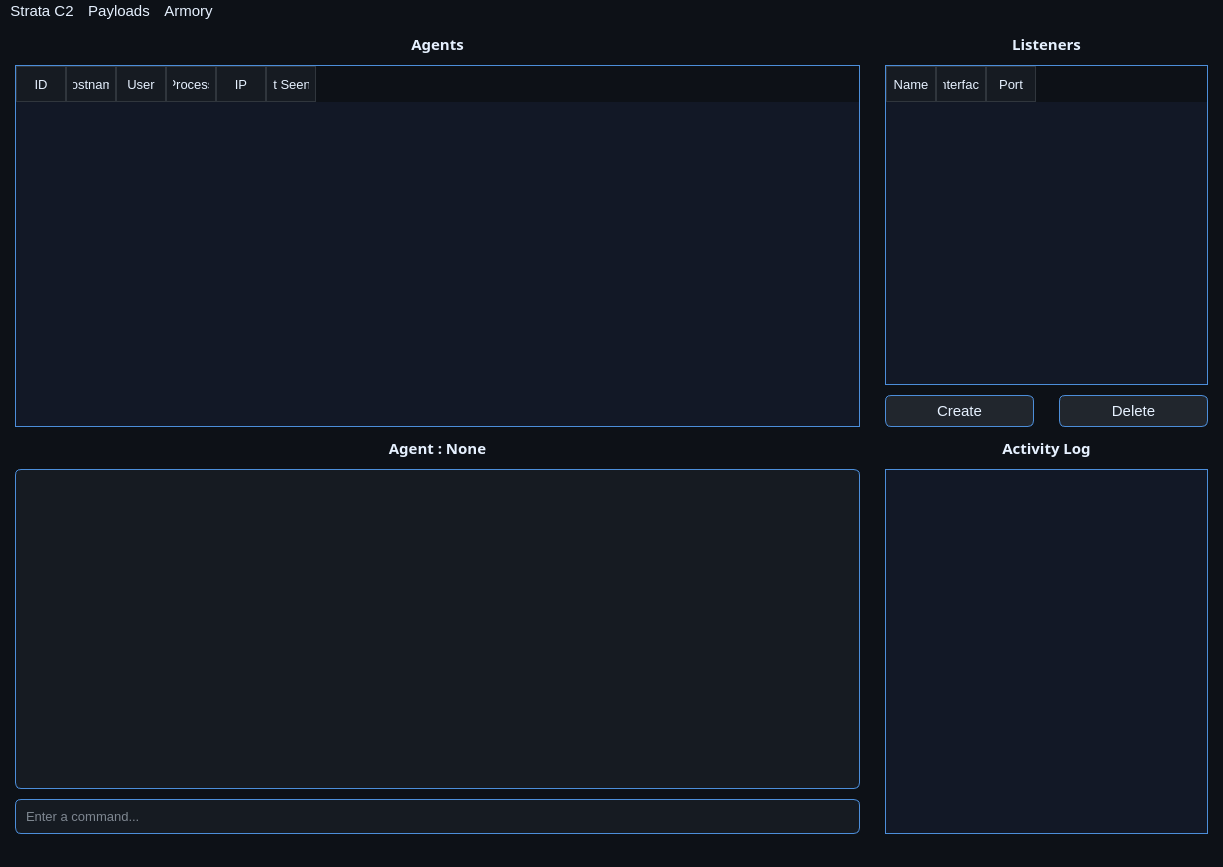
Above: windows/teamserverwindow.ui from 2ptr/StrataC2 before the change. Below: the same form after it.
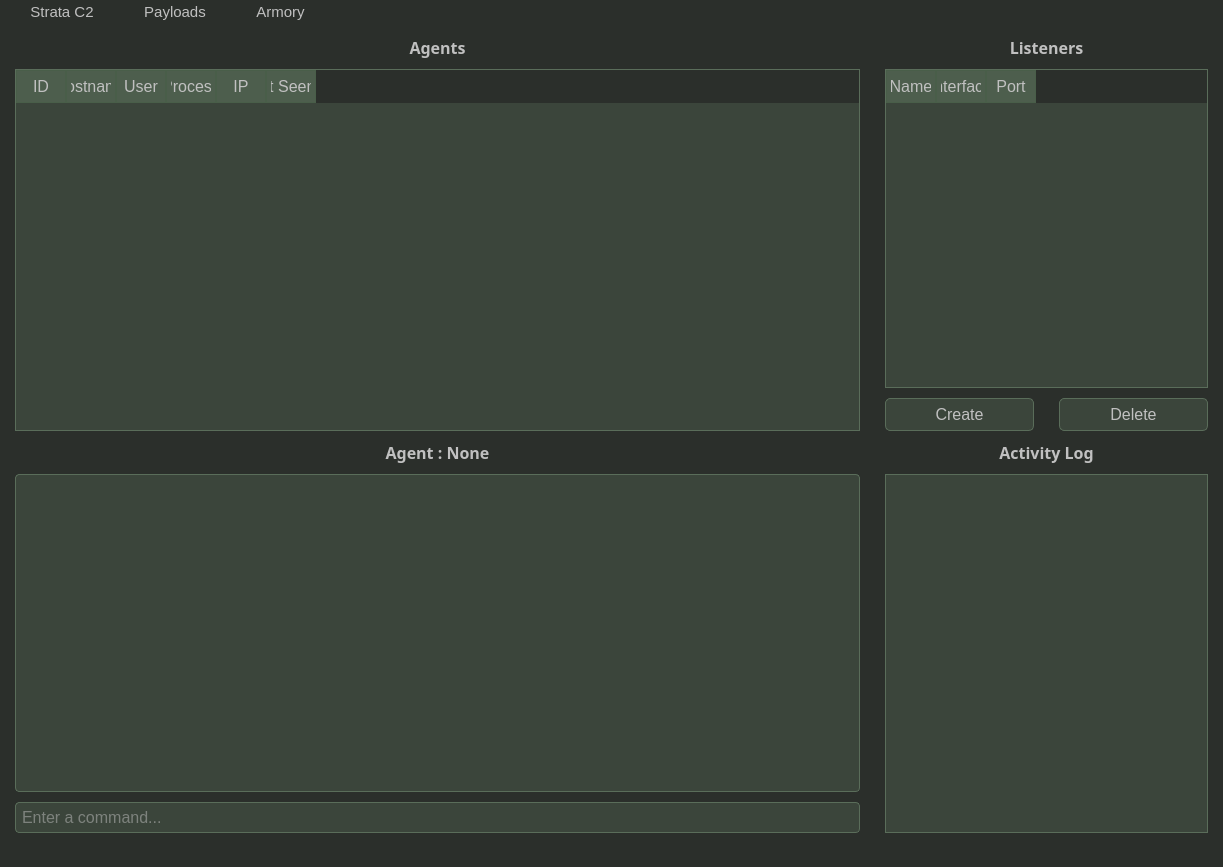
That is the form after the change. Custom widgets are drawn as their Qt base class.

The edit to the form file:
```diff
--- a/windows/teamserverwindow.ui
+++ b/windows/teamserverwindow.ui
@@ -14,212 +14,203 @@
    <string>TeamserverWindow</string>
   </property>
   <property name="styleSheet">
-   <string notr="true">/* GLOBAL FONT &amp; BACKGROUND */
+   <string notr="true">/* === Global Base === */
+* {
+    font-family: &quot;Fira Code&quot;, &quot;Consolas&quot;, monospace;
+    font-size: 12pt;
+    color: #c0c0c0;
+}
+
+/* === Main Window Gradient === */
+QMainWindow {
+    background: qlineargradient(x1:0, y1:0, x2:0, y2:1,
+                                stop:0 #2a2f2a, stop:1 #303d30);
+}
+
+/* === QWidget default === */
 QWidget {
-    background-color: #0D1117;
-    color: #E6F1FF;
-    font-family: 'Fira Code', 'Consolas', 'Courier New', monospace;
-    font-size: 11pt;
+    background-color: #2b2f2b;
     border: none;
 }
 
-/* INPUT FIELDS */
-QLineEdit, QTextEdit, QPlainTextEdit, QSpinBox {
-    background-color: #161B22;
-    border: 1px solid #4C8EDA;
-    border-radius: 6px;
-    padding: 8px;
-    color: #E6F1FF;
-    font-size: 10pt;
+/* === QMenuBar === */
+QMenuBar {
+    background-color: #2b2f2b;
+    color: #c0c0c0;
+    font-size: 11pt;
+    padding: 2px;
 }
-
-QLineEdit:focus, QTextEdit:focus, QPlainTextEdit:focus, QSpinBox:focus {
-    border: 1px solid #58A6FF;
-    background-color: #1B2330;
+QMenuBar::item {
+    padding: 2px 22px;
+    font-size: 11pt;
 }
-
-/* QSPINBOX ARROWS */
-QSpinBox::up-button, QSpinBox::down-button {
-    background-color: #21262D;
-    subcontrol-origin: border;
-    border: 1px solid #4C8EDA;
-    width: 16px;
-    border-radius: 3px;
+QMenuBar::item:selected {
+    background-color: #4d5e4d;
+    color: #ffffff;
 }
 
-QSpinBox::up-button:hover, QSpinBox::down-button:hover {
-    background-color: #2C313C;
-    border-color: #58A6FF;
+/* === QMenu === */
+QMenu {
+    background-color: #3b453b;
+    border: 1px solid #5a6d5a;
 }
-
-QSpinBox::up-arrow, QSpinBox::down-arrow {
-    image: none;
-    width: 0;
-    height: 0;
-    border-left: 5px solid transparent;
-    border-right: 5px solid transparent;
+QMenu::item:selected {
+    background-color: #5a6d5a;
+    color: #ffffff;
 }
 
-QSpinBox::up-arrow {
-    border-bottom: 6px solid #E6F1FF;
-    margin: 2px;
-}
-
-QSpinBox::down-arrow {
-    border-top: 6px solid #E6F1FF;
-    margin: 2px;
-}
-
-/* BUTTONS */
+/* === QPushButton === */
 QPushButton {
-    background-color: #21262D;
-    color: #E6F1FF;
-    border: 1px solid #4C8EDA;
-    border-radius: 6px;
+    background-color: #3b453b;
+    border: 1px solid #5a6d5a;
+    border-radius: 5px;
     padding: 6px 12px;
 }
-
 QPushButton:hover {
     background-color: #2C313C;
     border-color: #58A6FF;
 }
-
 QPushButton:pressed {
     background-color: #3B4452;
 }
-
-/* TABLES */
-QTableWidget, QTableView {
-    background-color: #121826;
-    alternate-background-color: #1B2330;
-    border: 1px solid #4C8EDA;
-    color: #E6F1FF;
-    gridline-color: #30363D;
-    selection-background-color: #264F78;
-    selection-color: #FFFFFF;
-    font-size: 10.5pt;
+QPushButton:disabled {
+    background-color: #4d5e4d;
+    color: #888;
+    border-color: #444;
 }
 
-QTableWidget::item, QTableView::item {
+/* === QLineEdit / QTextEdit === */
+QLineEdit, QTextEdit {
+    background-color: #3b453b;
+    border: 1px solid #5a6d5a;
+    border-radius: 4px;
     padding: 4px;
+    selection-background-color: #5a6d5a;
+    selection-color: #000;
 }
 
-QTableWidget::item:selected, QTableView::item:selected {
-    background-color: #264F78;
-    color: #FFFFFF;
+/* === QTableWidget === */
+QTableWidget {
+    background-color: #3b453b;
+    border: 1px solid #5a6d5a;
+    gridline-color: #495e49;
+    selection-background-color: #5a6d5a;
+    selection-color: #000;
 }
-
-/* HEADERS */
 QHeaderView::section {
-    background-color: #161B22;
-    color: #E6F1FF;
-    border: 1px solid #30363D;
-    padding: 6px;
-    font-size: 10pt;
-}
-
-/* LIST WIDGET */
-QListWidget {
-    background-color: #121826;
-    border: 1px solid #4C8EDA;
-    color: #E6F1FF;
-}
-
-QListWidget::item {
+    background-color: #4d5e4d;
+    color: #c0c0c0;
+    border: 1px solid #495e49;
     padding: 4px;
 }
+QTableCornerButton::section {
+    background: #4d5e4d;
+    border: 1px solid #495e49;
+}
 
-QListWidget::item:selected {
-    background-color: #264F78;
-    color: #FFFFFF;
+/* === QTabWidget === */
+QTabWidget::pane {
+    border: 2px solid #5a6d5a;
 }
+QTabBar::tab {
+    background: #3a453a;
+    border: 1px solid #4d5e4d;
+    padding: 6px 14px;
+    border-top-left-radius: 4px;
+    border-top-right-radius: 4px;
+}
+QTabBar::tab:selected {
+    background: #5a6d5a;
+    color: #ffffff;
+    font-weight: bold;
+    border: 1px solid #78a378;
+}
 
-/* SCROLLBARS */
+/* === QScrollBar === */
 QScrollBar:vertical, QScrollBar:horizontal {
-    background-color: #161B22;
+    background: #2a2f2a;
     border: none;
     width: 12px;
 }
-
-QScrollBar::handle:vertical, QScrollBar::handle:horizontal {
-    background-color: #4C8EDA;
-    min-height: 20px;
+QScrollBar::handle {
+    background: #5a6d5a;
     border-radius: 6px;
 }
-
 QScrollBar::handle:hover {
     background-color: #58A6FF;
 }
-
 QScrollBar::add-line, QScrollBar::sub-line {
     background: none;
+    border: none;
 }
 
-/* COMBOBOXES */
+/* === QComboBox === */
 QComboBox {
-    background-color: #161B22;
-    border: 1px solid #4C8EDA;
+    background-color: #3b453b;
+    border: 1px solid #5a6d5a;
     border-radius: 4px;
-    padding: 6px;
-    color: #E6F1FF;
+    padding: 4px;
 }
-
+QComboBox::drop-down {
+    border-left: 1px solid #495e49;
+    background: #4d5e4d;
+}
 QComboBox QAbstractItemView {
-    background-color: #0D1117;
-    selection-background-color: #264F78;
-    color: #E6F1FF;
+    background-color: #4d5e4d;
+    border: 1px solid #5a6d5a;
+    selection-background-color: #5a6d5a;
+    selection-color: #000;
 }
 
-/* TABS */
-QTabWidget::pane {
-    border: 1px solid #4C8EDA;
-    background-color: #121826;
-    border-radius: 6px;
+/* === QListWidget / QTreeView === */
+QListWidget, QTreeView {
+    background-color: #3b453b;
+    border: 1px solid #5a6d5a;
+}
+QListWidget::item:selected, QTreeView::item:selected {
+    background-color: #5a6d5a;
+    color: #000;
+    font-weight: bold;
+}
+
+/* === QSpinBox === */
+QSpinBox {
+    background-color: #3b453b;
+    border: 1px solid #5a6d5a;
+    border-radius: 4px;
+    padding-right: 20px;
+    color: #c0c0c0;
+}
+QSpinBox::up-button, QSpinBox::down-button {
+    background-color: #3b453b;
+    border: 1px solid #5a6d5a;
+    width: 16px;
+    subcontrol-origin: border;
+}
+QSpinBox::up-button {
+    subcontrol-position: top right;
+    border-top-right-radius: 4px;
+}
+QSpinBox::down-button {
+    subcontrol-position: bottom right;
+    border-bottom-right-radius: 4px;
+}
+QSpinBox::up-button:hover, QSpinBox::down-button:hover {
+    background-color: #4d5e4d;
+}
+
+/* === QLabel === */
+QLabel {
+    color: #c0c0c0;
+}
+
+/* === ToolTip === */
+QToolTip {
+    background-color: #5a6d5a;
+    color: #000;
+    border: 1px solid #78a378;
     padding: 4px;
-}
-
-QTabBar::tab {
-    background-color: #21262D;
-    border: 1px solid #4C8EDA;
-    padding: 6px 12px;
-    border-top-left-radius: 6px;
-    border-top-right-radius: 6px;
-    margin-right: 2px;
-    color: #E6F1FF;
-}
-
-QTabBar::tab:selected {
-    background-color: #264F78;
-    border-color: #58A6FF;
-}
-
-/* MESSAGE BOX */
-QMessageBox {
-    background-color: #121826;
-    color: #E6F1FF;
-    border: 1px solid #4C8EDA;
-}
-
-QMessageBox QLabel {
-    color: #E6F1FF;
-    font-size: 11pt;
-}
-
-QMessageBox QPushButton {
-    background-color: #21262D;
-    color: #E6F1FF;
-    border: 1px solid #4C8EDA;
-    border-radius: 6px;
-    padding: 6px 12px;
-}
-
-QMessageBox QPushButton:hover {
-    background-color: #2C313C;
-    border-color: #58A6FF;
-}
-
-QMessageBox QPushButton:pressed {
-    background-color: #3B4452;
+    border-radius: 4px;
 }
 </string>
   </property>
@@ -248,7 +239,7 @@
       <property name="font">
        <font>
         <family>Fira Code</family>
-        <pointsize>11</pointsize>
+        <pointsize>12</pointsize>
         <bold>true</bold>
        </font>
       </property>
@@ -265,7 +256,7 @@
       <property name="font">
        <font>
         <family>Fira Code</family>
-        <pointsize>11</pointsize>
+        <pointsize>12</pointsize>
         <bold>true</bold>
        </font>
       </property>
@@ -454,7 +445,7 @@
       <property name="font">
        <font>
         <family>Fira Code</family>
-        <pointsize>11</pointsize>
+        <pointsize>12</pointsize>
         <bold>true</bold>
        </font>
       </property>
@@ -474,7 +465,7 @@
       <property name="font">
        <font>
         <family>Fira Code</family>
-        <pointsize>11</pointsize>
+        <pointsize>12</pointsize>
         <bold>true</bold>
        </font>
       </property>
@@ -495,8 +486,8 @@
 hr { height: 1px; border-width: 0; }
 li.unchecked::marker { content: &quot;\2610&quot;; }
 li.checked::marker { content: &quot;\2612&quot;; }
-&lt;/style&gt;&lt;/head&gt;&lt;body style=&quot; font-family:'Fira Code','Consolas','Courier New','monospace'; font-size:10pt; font-weight:400; font-style:normal;&quot;&gt;
-&lt;p style=&quot;-qt-paragraph-type:empty; margin-top:0px; margin-bottom:0px; margin-left:0px; margin-right:0px; -qt-block-indent:0; text-indent:0px;&quot;&gt;&lt;br /&gt;&lt;/p&gt;&lt;/body&gt;&lt;/html&gt;</string>
+&lt;/style&gt;&lt;/head&gt;&lt;body style=&quot; font-family:'Fira Code','Consolas','monospace'; font-size:12pt; font-weight:400; font-style:normal;&quot;&gt;
+&lt;p style=&quot;-qt-paragraph-type:empty; margin-top:0px; margin-bottom:0px; margin-left:0px; margin-right:0px; -qt-block-indent:0; text-indent:0px; font-family:'Fira Code','Consolas','Courier New','monospace'; font-size:10pt;&quot;&gt;&lt;br /&gt;&lt;/p&gt;&lt;/body&gt;&lt;/html&gt;</string>
       </property>
      </widget>
     </item>
@@ -532,7 +523,7 @@
      <x>0</x>
      <y>0</y>
      <width>1223</width>
-     <height>33</height>
+     <height>27</height>
     </rect>
    </property>
    <widget class="QMenu" name="menu_Strata_C2">
@@ -570,20 +561,18 @@
    </property>
   </action>
  </widget>
-
-    <customwidgets>
-        <customwidget>
-            <class>ListenerTableWidget</class>
-            <extends>QTableWidget</extends>
-            <header>../../../components/TableWidgets.h</header>
-        </customwidget>
-        <customwidget>
-            <class>AgentTableWidget</class>
-            <extends>QTableWidget</extends>
-            <header>../../../components/TableWidgets.h</header>
-        </customwidget>
-    </customwidgets>
-
+ <customwidgets>
+  <customwidget>
+   <class>ListenerTableWidget</class>
+   <extends>QTableWidget</extends>
+   <header>../../../components/TableWidgets.h</header>
+  </customwidget>
+  <customwidget>
+   <class>AgentTableWidget</class>
+   <extends>QTableWidget</extends>
+   <header>../../../components/TableWidgets.h</header>
+  </customwidget>
+ </customwidgets>
  <resources/>
  <connections/>
 </ui>
```
Left out of the diff: 11 changed lines with no effect on the pictures.
